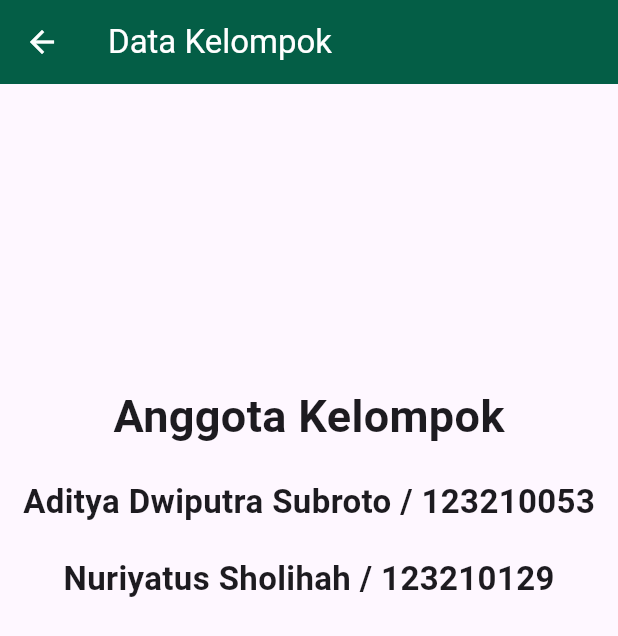
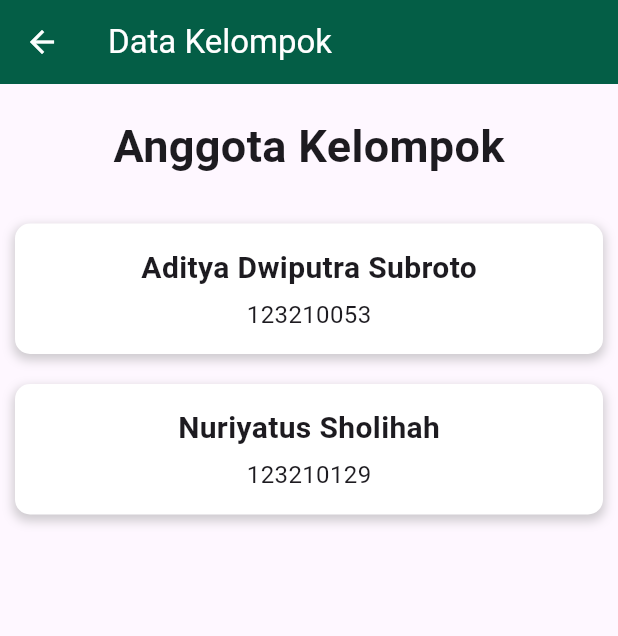
Before and after one commit to AdityaDwiputraSubroto/calculator, a Flutter app: the DataKelompokScreen screen opened directly, on a phone screen of 412 x 824 dp. Shown: the top 636 px of the screen. Run offline on Flutter 3.47's test engine with Material 3 defaults, Android fonts, the phone set to English and light mode, and no system bars.

Commit message:
Update data_kelompok_screen.dart
Update Data Kelompok Menjadi Tampilan Card

```diff
--- a/lib/views/screens/data_kelompok_screen.dart
+++ b/lib/views/screens/data_kelompok_screen.dart
@@ -2,13 +2,22 @@ import 'package:calculator/utils/colors.dart';
 import 'package:flutter/material.dart';
 
 class DataKelompokScreen extends StatefulWidget {
-  const DataKelompokScreen({super.key});
-
   @override
   State<DataKelompokScreen> createState() => _DataKelompokScreenState();
 }
 
 class _DataKelompokScreenState extends State<DataKelompokScreen> {
+  final List<Map<String, String>> profiles = [
+    {
+      'name': 'Aditya Dwiputra Subroto',
+      'nim': '123210053',
+    },
+    {
+      'name': 'Nuriyatus Sholihah',
+      'nim': '123210129',
+    },
+  ];
+
   @override
   Widget build(BuildContext context) {
     return Scaffold(
@@ -23,28 +32,62 @@ class _DataKelompokScreenState extends State<DataKelompokScreen> {
       ),
       body: Container(
         alignment: Alignment.center,
-            child: Column(children: [
-              SizedBox(
-                height: 200,
-              ),
+        child: Column(
+          children: [
+            SizedBox(height: 20),
             Text(
               'Anggota Kelompok',
               style: TextStyle(fontSize: 30, fontWeight: FontWeight.bold),
             ),
-              SizedBox(
-                height: 20,
+            SizedBox(height: 20),
+            ListView.builder(
+              // Set the shrinkWrap property to true to avoid unnecessary scrolling
+              shrinkWrap: true,
+              itemCount: profiles.length,
+              itemBuilder: (context, index) {
+                return _profileCard(profiles[index]);
+              },
             ),
+          ],
+        ),
+      ),
+    );
+  }
+
+  Widget _profileCard(Map<String, String> profile) {
+    return Container(
+      margin: EdgeInsets.all(10),
+      padding: EdgeInsets.all(15),
+      decoration: BoxDecoration(
+        borderRadius: BorderRadius.circular(10),
+        color: Colors.white,
+        boxShadow: [
+          BoxShadow(
+            color: Colors.grey.withOpacity(0.5),
+            spreadRadius: 1,
+            blurRadius: 5,
+            offset: Offset(0, 3),
+          ),
+        ],
+      ),
+      child: Column(
+        children: [
           Text(
-                'Aditya Dwiputra Subroto / 123210053',
-                style: TextStyle(fontSize: 22, fontWeight: FontWeight.bold),
+            profile['name']!, // Access name using index
+            style: TextStyle(
+              fontSize: 20,
+              fontWeight: FontWeight.bold,
             ),
-              SizedBox(
-                height: 20,
           ),
+          SizedBox(height: 5),
           Text(
-                'Nuriyatus Sholihah / 123210129',
-                style: TextStyle(fontSize: 22, fontWeight: FontWeight.bold),
+            profile['nim']!, // Access nim using index
+            style: TextStyle(
+              fontSize: 16,
             ),
-            ])));
+          ),
+        ],
+      ),
+    );
   }
 }
```
Lines whose indentation alone changed are shown as unchanged.
